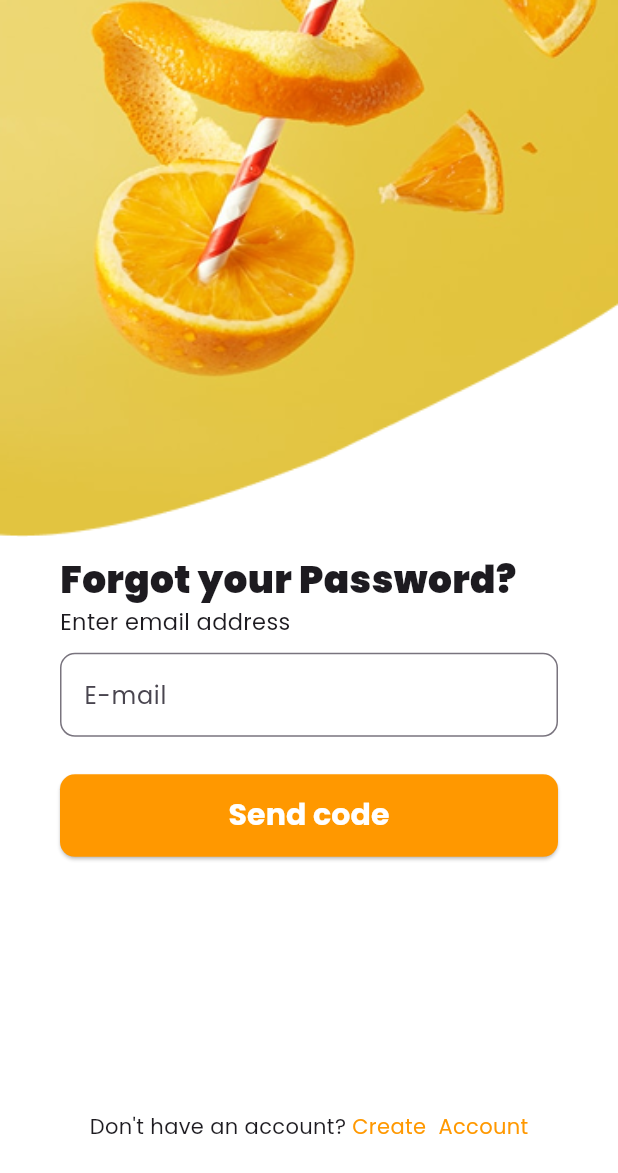
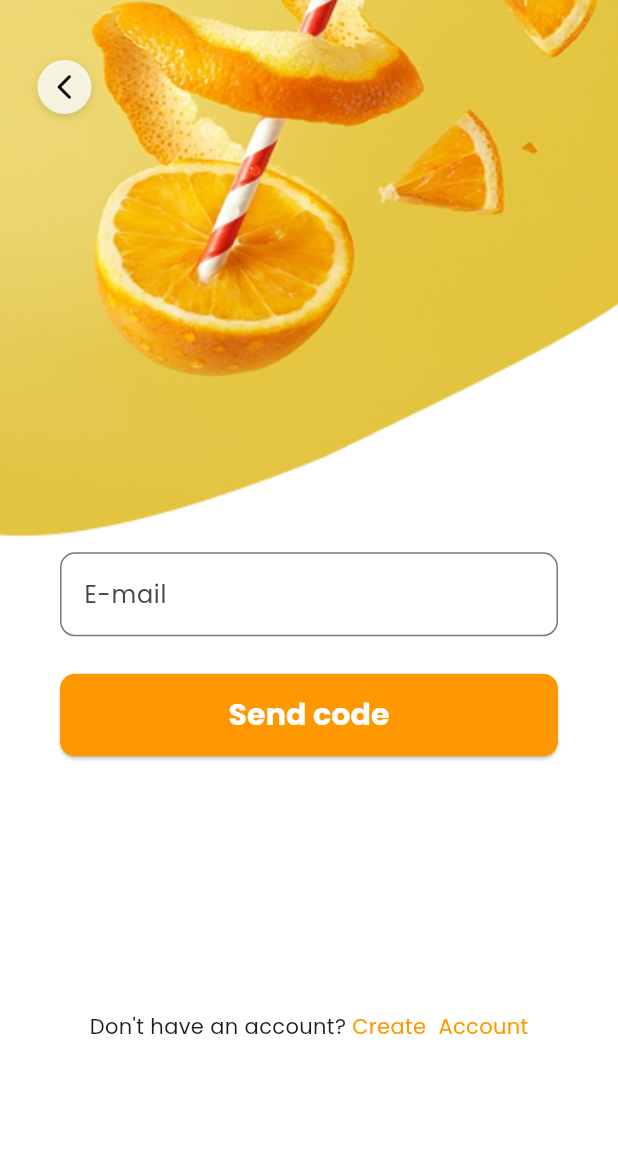
Before and after one commit to iamSinlapachai/flutter_speed_ui_app, a Flutter app: the E04PageUI screen opened directly, on a phone screen of 412 x 824 dp. Shown: the top 1173 px of the screen. Run offline on Flutter 3.47's test engine with Material 3 defaults, Android fonts, the phone set to English and light mode, and no system bars; our stand-ins replace font_awesome_flutter, google_fonts.

```diff
--- a/lib/views/c03_page_ui.dart
+++ b/lib/views/c03_page_ui.dart
@@ -1,5 +1,4 @@
 import 'package:flutter/material.dart';
-import 'package:flutter_speed_ui_app/views/a02_page_ui.dart';
 import 'package:flutter_speed_ui_app/views/c02_page_ui.dart';
 
 class C03PageUI extends StatefulWidget {
--- a/lib/views/e04_page_ui.dart
+++ b/lib/views/e04_page_ui.dart
@@ -1,5 +1,6 @@
 import 'package:flutter/material.dart';
-import 'package:font_awesome_flutter/font_awesome_flutter.dart';
+import 'package:flutter_speed_ui_app/views/e03_page_ui.dart';
+import 'package:flutter_speed_ui_app/views/e05_page_ui.dart';
 
 class E04PageUI extends StatefulWidget {
   const E04PageUI({super.key});
@@ -16,40 +17,43 @@ class _E04PageUIState extends State<E04PageUI> {
       body: Center(
         child: Column(
           children: [
+            Stack(
+              children: [
                 Image.asset(
                   'assets/images/imge2.png',
+                  width: double.infinity,
                   fit: BoxFit.cover,
-              width: double.infinity,
                 ),
-            SizedBox(
-              height: 10,
+                Positioned(
+                  top: 40,
+                  left: 25,
+                  child: GestureDetector(
+                    onTap: () {
+                      Navigator.pop(context);
+                    },
+                    child: Container(
+                      padding: EdgeInsets.all(8),
+                      decoration: BoxDecoration(
+                        color: Colors.white
+                            .withOpacity(0.8), // สีพื้นหลัง (ปรับได้)
+                        shape: BoxShape.circle,
+                        boxShadow: [
+                          BoxShadow(
+                            color: Colors.black12,
+                            blurRadius: 4,
+                            offset: Offset(0, 2),
                           ),
-            Padding(
-              padding: const EdgeInsets.only(left: 40, right: 40),
-              child: Column(
-                children: [
-                  const Align(
-                    alignment: Alignment.centerLeft,
-                    child: Text(
-                      "Forgot your Password?",
-                      style: TextStyle(
-                        fontSize: 25,
-                        fontWeight: FontWeight.w900,
+                        ],
                       ),
+                      child: Icon(
+                        Icons.arrow_back_ios_new_rounded,
+                        color: Colors.black,
+                        size: 20,
                       ),
-                  ),
-                  const Align(
-                    alignment: Alignment.centerLeft,
-                    child: Text(
-                      'Enter email address',
-                      style: TextStyle(
-                        fontSize: 15,
-                        fontWeight: FontWeight.normal,
                     ),
                   ),
                 ),
               ],
-              ),
             ),
             SizedBox(
               height: 10,
@@ -79,7 +83,14 @@ class _E04PageUIState extends State<E04PageUI> {
                 bottom: 20,
               ),
               child: ElevatedButton(
-                onPressed: () {},
+                onPressed: () {
+                  Navigator.push(
+                    context,
+                    MaterialPageRoute(
+                      builder: (context) => E05PageUI(),
+                    ),
+                  );
+                },
                 style: ElevatedButton.styleFrom(
                   backgroundColor: Colors.orange,
                   fixedSize: Size(
@@ -108,7 +119,14 @@ class _E04PageUIState extends State<E04PageUI> {
                 'Don\'t have an account? ',
               ),
               InkWell(
-                onTap: () {},
+                onTap: () {
+                  Navigator.push(
+                    context,
+                    MaterialPageRoute(
+                      builder: (context) => E03PageUI(),
+                    ),
+                  );
+                },
                 child: Text(
                   'Create  Account',
                   style: TextStyle(
--- a/lib/views/e06_page_ui.dart
+++ b/lib/views/e06_page_ui.dart
@@ -1,5 +1,4 @@
 import 'package:flutter/material.dart';
-import 'package:font_awesome_flutter/font_awesome_flutter.dart';
 
 class E06PageUI extends StatefulWidget {
   const E06PageUI({super.key});
```
Also changed, not shown: lib/views/e01_page_ui.dart (+9 -1 lines), lib/views/e02_page_ui.dart (+56 -8 lines), lib/views/e05_page_ui.dart (+18 -8 lines). Lines whose indentation alone changed are shown as unchanged.
